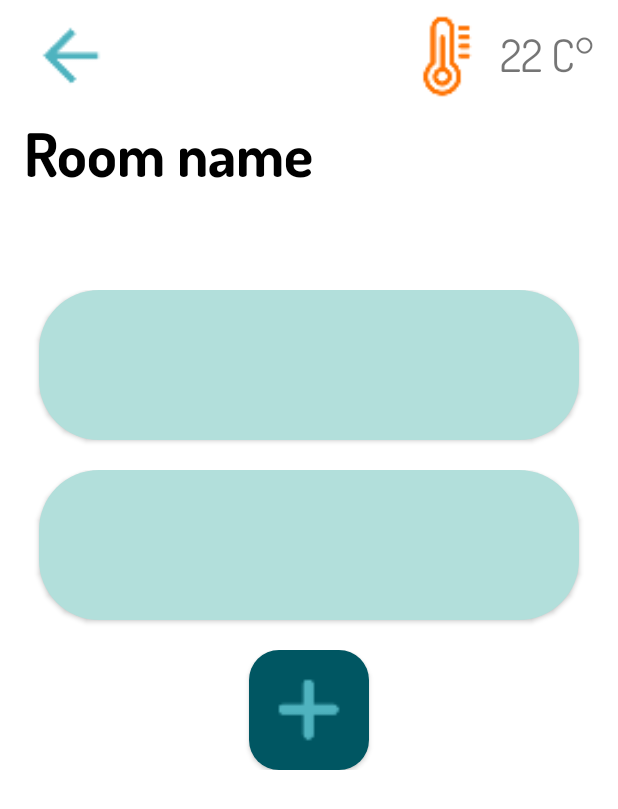
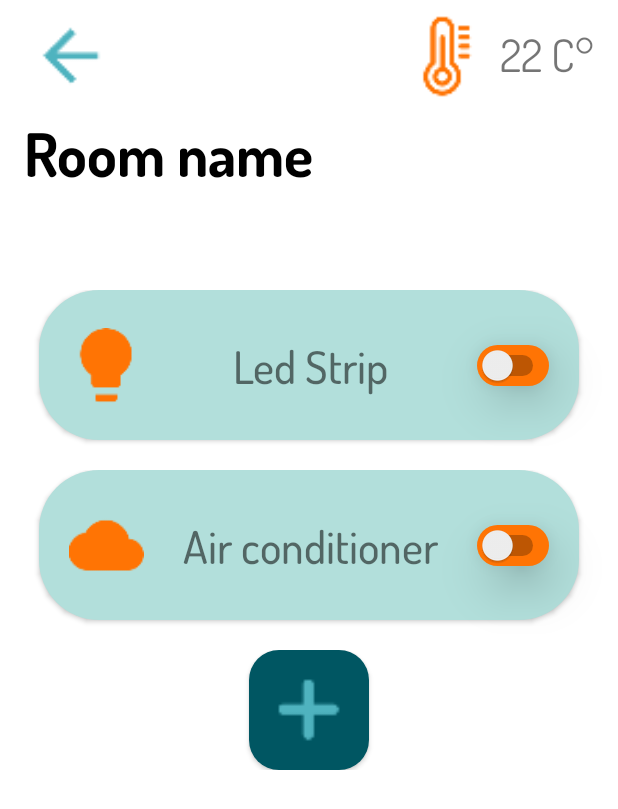
Before and after one commit to FosztoAbel/SmartHome, an Android app: the RoomDevicesScreenFragment screen opened through its navigation route, on a phone screen of 412 x 824 dp. Shown: the top 809 px of the screen. Run offline under Robolectric (Android 15) with nearby library versions, the phone set to English and light mode, and no system bars.

Commit message:
Light and Climate settings screen added + App is working

```diff
--- a/app/src/main/java/hu/bme/aut/android/smarthome/adapter/RoomDevicesRecyclerViewAdapter.kt
+++ b/app/src/main/java/hu/bme/aut/android/smarthome/adapter/RoomDevicesRecyclerViewAdapter.kt
@@ -6,7 +6,8 @@ import android.view.View
 import android.view.ViewGroup
 import androidx.recyclerview.widget.RecyclerView
 import hu.bme.aut.android.smarthome.databinding.RowAddBinding
-import hu.bme.aut.android.smarthome.databinding.RowRoomDeviceBinding
+import hu.bme.aut.android.smarthome.databinding.RowRoomDeviceClimateBinding
+import hu.bme.aut.android.smarthome.databinding.RowRoomDeviceLedBinding
 import hu.bme.aut.android.smarthome.model.RoomDevice
 
 @Suppress("DEPRECATED_IDENTITY_EQUALS")
@@ -17,6 +18,7 @@ class RoomDevicesRecyclerViewAdapter : RecyclerView.Adapter<RecyclerView.ViewHol
     companion object {
         const val VIEW_TYPE_ONE = 1
         const val VIEW_TYPE_TWO = 2
+        const val VIEW_TYPE_THREE = 3  // for the climate changes
     }
 
     var itemClickListener: RoomDevicesItemClickListener? = null
@@ -24,8 +26,12 @@ class RoomDevicesRecyclerViewAdapter : RecyclerView.Adapter<RecyclerView.ViewHol
     override fun onCreateViewHolder(parent: ViewGroup, viewType: Int): RecyclerView.ViewHolder {
 
         if (viewType == VIEW_TYPE_ONE) {
-            return ViewHolderRoomDevice(
-                RowRoomDeviceBinding.inflate(LayoutInflater.from(parent.context), parent, false))
+            return ViewHolderRoomDeviceLed(
+                RowRoomDeviceLedBinding.inflate(LayoutInflater.from(parent.context), parent, false))
+        }
+        if (viewType == VIEW_TYPE_THREE) {
+            return ViewHolderRoomDeviceClimate(
+                RowRoomDeviceClimateBinding.inflate(LayoutInflater.from(parent.context), parent, false))
         }
         return ViewHolderRoomDeviceAdd(
             RowAddBinding.inflate(LayoutInflater.from(parent.context), parent, false))
@@ -33,9 +39,13 @@ class RoomDevicesRecyclerViewAdapter : RecyclerView.Adapter<RecyclerView.ViewHol
 
     override fun onBindViewHolder(holder: RecyclerView.ViewHolder, position: Int) {
         if (roomDeviceList[position].viewType === VIEW_TYPE_ONE) {
-            (holder as ViewHolderRoomDevice).bind(position)
-        } else {
+            (holder as ViewHolderRoomDeviceLed).bind(position)
+        }
+        else if(roomDeviceList[position].viewType === VIEW_TYPE_TWO) {
             (holder as ViewHolderRoomDeviceAdd).bind(position)
+        }
+        else {
+            (holder as ViewHolderRoomDeviceClimate).bind(position)
         }
     }
 
@@ -62,7 +72,21 @@ class RoomDevicesRecyclerViewAdapter : RecyclerView.Adapter<RecyclerView.ViewHol
         return roomDeviceList[position].viewType
     }
 
-    inner class ViewHolderRoomDevice(val binding: RowRoomDeviceBinding) : RecyclerView.ViewHolder(binding.root) {
+    inner class ViewHolderRoomDeviceLed(val binding: RowRoomDeviceLedBinding) : RecyclerView.ViewHolder(binding.root) {
+        var roomDevice: RoomDevice? = null
+
+        @SuppressLint("SetTextI18n")
+        fun bind(position: Int) {
+            val roomDevice = roomDeviceList[position]
+            binding.deviceButton.setOnClickListener {
+                roomDevice?.let { roomDevice -> itemClickListener?.onItemClick(roomDevice)
+                }
+            }
+        }
+    }
+
+    //for future updates
+    inner class ViewHolderRoomDeviceClimate(val binding: RowRoomDeviceClimateBinding) : RecyclerView.ViewHolder(binding.root) {
         var roomDevice: RoomDevice? = null
 
         @SuppressLint("SetTextI18n")
--- a/app/src/main/java/hu/bme/aut/android/smarthome/homeFragments/RoomDevicesScreenFragment.kt
+++ b/app/src/main/java/hu/bme/aut/android/smarthome/homeFragments/RoomDevicesScreenFragment.kt
@@ -59,7 +59,7 @@ class RoomDevicesScreenFragment : Fragment(), RoomDevicesRecyclerViewAdapter.Roo
     private fun setupRecyclerView() {
         val demoData = mutableListOf(
             RoomDevice(1,1,"light",0),
-            RoomDevice(1,2,"ligthLED",0),
+            RoomDevice(3,2,"climate",0),
             RoomDevice(2,3,"add",0)
             )
         roomDevicesRecyclerViewAdapter = RoomDevicesRecyclerViewAdapter()
@@ -88,6 +88,10 @@ class RoomDevicesScreenFragment : Fragment(), RoomDevicesRecyclerViewAdapter.Roo
         if(roomDevice.viewType == 2){
             findNavController().navigate(R.id.action_roomDevicesScreenFragment_to_addNewDeviceFragment)
         }
+        if(roomDevice.viewType == 3){
+            findNavController().navigate(R.id.action_roomDevicesScreenFragment_to_climateSettingsFragment)
+        }
+
 
     }
 
--- a/app/src/main/res/layout/row_room_device.xml
+++ /dev/null
@@ -1,19 +0,0 @@
-<?xml version="1.0" encoding="utf-8"?>
-<androidx.constraintlayout.widget.ConstraintLayout xmlns:android="http://schemas.android.com/apk/res/android"
-    xmlns:app="http://schemas.android.com/apk/res-auto"
-    android:layout_width="match_parent"
-    android:layout_height="120dp">
-
-    <androidx.appcompat.widget.AppCompatButton
-        android:id="@+id/deviceButton"
-        android:layout_width="360dp"
-        android:layout_height="100dp"
-        android:background="@drawable/custom_room_button"
-        android:fontFamily="@font/dosis_medium"
-        android:textColor="#FFFFFF"
-        android:textSize="25sp"
-        app:layout_constraintEnd_toEndOf="parent"
-        app:layout_constraintStart_toStartOf="parent"
-        app:layout_constraintTop_toTopOf="parent" />
-
-</androidx.constraintlayout.widget.ConstraintLayout>
--- /dev/null
+++ b/app/src/main/res/layout/row_room_device_climate.xml
@@ -0,0 +1,57 @@
+<?xml version="1.0" encoding="utf-8"?>
+<androidx.constraintlayout.widget.ConstraintLayout xmlns:android="http://schemas.android.com/apk/res/android"
+    xmlns:app="http://schemas.android.com/apk/res-auto"
+    android:layout_width="match_parent"
+    android:layout_height="120dp"
+    xmlns:tools="http://schemas.android.com/tools">
+
+    <androidx.appcompat.widget.AppCompatButton
+        android:id="@+id/deviceButton"
+        android:layout_width="360dp"
+        android:layout_height="100dp"
+        android:background="@drawable/custom_room_button"
+        android:fontFamily="@font/dosis_medium"
+        android:textColor="#FFFFFF"
+        android:textSize="25sp"
+        app:layout_constraintEnd_toEndOf="parent"
+        app:layout_constraintStart_toStartOf="parent"
+        app:layout_constraintTop_toTopOf="parent" />
+
+    <ImageView
+        android:id="@+id/cloudImage"
+        android:layout_width="50dp"
+        android:layout_height="50dp"
+        android:elevation="20dp"
+        android:src="@drawable/ic_cloud"
+        android:layout_marginStart="20dp"
+        app:layout_constraintBottom_toBottomOf="@+id/deviceButton"
+        app:layout_constraintStart_toStartOf="@+id/deviceButton"
+        app:layout_constraintTop_toTopOf="parent" />
+
+    <Switch
+        android:id="@+id/switchOnOff"
+        android:layout_width="wrap_content"
+        android:layout_height="wrap_content"
+        android:background="@drawable/custom_switch"
+        android:elevation="20dp"
+        android:layout_marginEnd="20dp"
+        app:layout_constraintBottom_toBottomOf="@+id/deviceButton"
+        app:layout_constraintEnd_toEndOf="@+id/deviceButton"
+        app:layout_constraintTop_toTopOf="parent"
+        tools:ignore="UseSwitchCompatOrMaterialXml" />
+
+    <TextView
+        android:id="@+id/deviceNameTV"
+        android:layout_width="wrap_content"
+        android:layout_height="wrap_content"
+        android:text="@string/air_conditioner"
+        android:elevation="20dp"
+        android:fontFamily="@font/dosis_medium"
+        android:textSize="30sp"
+        app:layout_constraintBottom_toBottomOf="@+id/deviceButton"
+        app:layout_constraintEnd_toStartOf="@+id/switchOnOff"
+        app:layout_constraintStart_toEndOf="@+id/cloudImage"
+        app:layout_constraintTop_toTopOf="@+id/deviceButton" />
+
+
+</androidx.constraintlayout.widget.ConstraintLayout>
--- /dev/null
+++ b/app/src/main/res/layout/row_room_device_led.xml
@@ -0,0 +1,57 @@
+<?xml version="1.0" encoding="utf-8"?>
+<androidx.constraintlayout.widget.ConstraintLayout xmlns:android="http://schemas.android.com/apk/res/android"
+    xmlns:app="http://schemas.android.com/apk/res-auto"
+    android:layout_width="match_parent"
+    android:layout_height="120dp"
+    xmlns:tools="http://schemas.android.com/tools">
+
+    <androidx.appcompat.widget.AppCompatButton
+        android:id="@+id/deviceButton"
+        android:layout_width="360dp"
+        android:layout_height="100dp"
+        android:background="@drawable/custom_room_button"
+        android:fontFamily="@font/dosis_medium"
+        android:textColor="#FFFFFF"
+        android:textSize="25sp"
+        app:layout_constraintEnd_toEndOf="parent"
+        app:layout_constraintStart_toStartOf="parent"
+        app:layout_constraintTop_toTopOf="parent" />
+
+    <ImageView
+        android:id="@+id/lightbulbImage"
+        android:layout_width="50dp"
+        android:layout_height="50dp"
+        android:elevation="20dp"
+        android:src="@drawable/ic_lightbulb"
+        android:layout_marginStart="20dp"
+        app:layout_constraintBottom_toBottomOf="@+id/deviceButton"
+        app:layout_constraintStart_toStartOf="@+id/deviceButton"
+        app:layout_constraintTop_toTopOf="parent" />
+
+    <Switch
+        android:id="@+id/switchOnOff"
+        android:layout_width="wrap_content"
+        android:layout_height="wrap_content"
+        android:background="@drawable/custom_switch"
+        android:elevation="20dp"
+        android:layout_marginEnd="20dp"
+        app:layout_constraintBottom_toBottomOf="@+id/deviceButton"
+        app:layout_constraintEnd_toEndOf="@+id/deviceButton"
+        app:layout_constraintTop_toTopOf="parent"
+        tools:ignore="UseSwitchCompatOrMaterialXml" />
+
+    <TextView
+        android:id="@+id/deviceNameTV"
+        android:layout_width="wrap_content"
+        android:layout_height="wrap_content"
+        android:text="@string/led_strip"
+        android:elevation="20dp"
+        android:fontFamily="@font/dosis_medium"
+        android:textSize="30sp"
+        app:layout_constraintBottom_toBottomOf="@+id/deviceButton"
+        app:layout_constraintEnd_toStartOf="@+id/switchOnOff"
+        app:layout_constraintStart_toEndOf="@+id/lightbulbImage"
+        app:layout_constraintTop_toTopOf="@+id/deviceButton" />
+
+
+</androidx.constraintlayout.widget.ConstraintLayout>
--- a/app/src/main/res/navigation/nav_graph_menu.xml
+++ b/app/src/main/res/navigation/nav_graph_menu.xml
@@ -68,6 +68,9 @@
         <action
             android:id="@+id/action_roomDevicesScreenFragment_to_ledLightSettingsFragment"
             app:destination="@id/ledLightSettingsFragment" />
+        <action
+            android:id="@+id/action_roomDevicesScreenFragment_to_climateSettingsFragment"
+            app:destination="@id/climateSettingsFragment" />
     </fragment>
     <fragment
         android:id="@+id/addNewDeviceFragment"
@@ -85,4 +88,12 @@
             android:id="@+id/action_ledLightSettingsFragment_to_roomDevicesScreenFragment"
             app:destination="@id/roomDevicesScreenFragment" />
     </fragment>
+    <fragment
+        android:id="@+id/climateSettingsFragment"
+        android:name="hu.bme.aut.android.smarthome.homeFragments.ClimateSettingsFragment"
+        android:label="ClimateSettingsFragment" >
+        <action
+            android:id="@+id/action_climateSettingsFragment_to_roomDevicesScreenFragment"
+            app:destination="@id/roomDevicesScreenFragment" />
+    </fragment>
 </navigation>
--- a/app/src/main/res/values/strings.xml
+++ b/app/src/main/res/values/strings.xml
@@ -63,5 +63,6 @@
     <string name="led_strip">Led Strip</string>
     <string name="air_conditioner">Air conditioner</string>
     <string name="led_light_settings">Led light settings</string>
+    <string name="climate_settings">Climate settings</string>
 
 </resources>
```
Also changed, not shown: app/src/main/java/hu/bme/aut/android/smarthome/homeFragments/ClimateSettingsFragment.kt (added, +59 -0 lines), app/src/main/res/layout/fragment_climate_settings.xml (added, +43 -0 lines).
